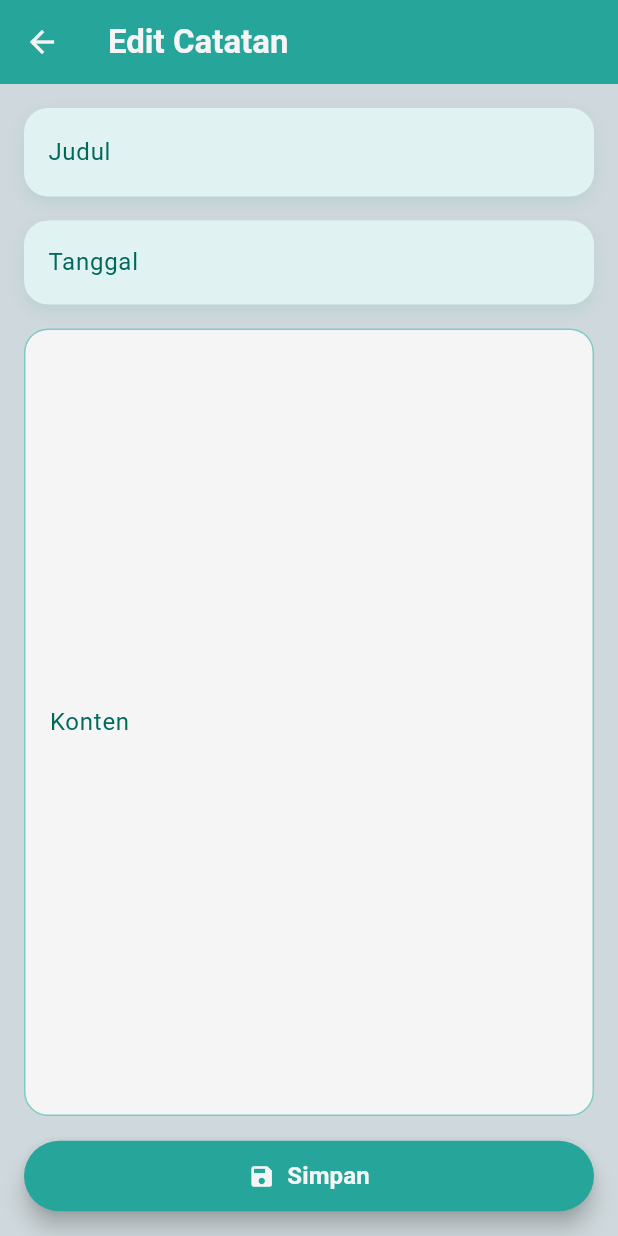
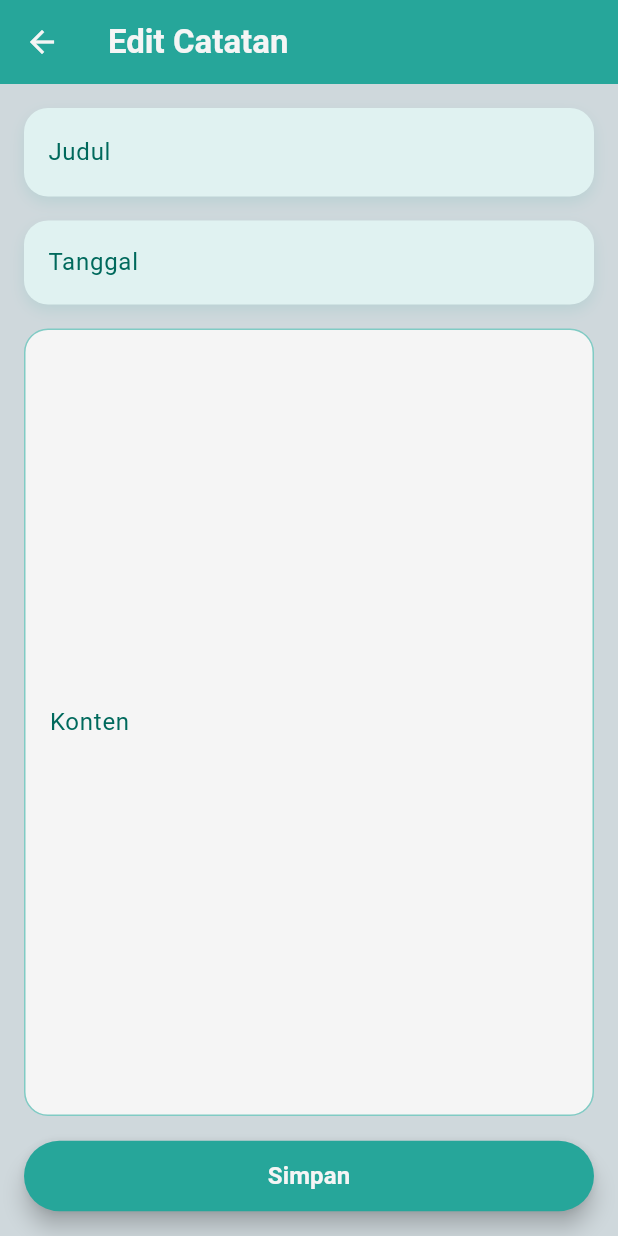
Before and after one commit to AwwaliyahAliyah/tekber-fp, a Flutter app: the EditNoteScreen screen opened directly with empty values, on a phone screen of 412 x 824 dp. Run offline on Flutter 3.47's test engine with Material 3 defaults, Android fonts, the light colour scheme and no system bars; our stand-ins replace icons_plus.

Commit message:
Fitur Edit Catatan

```diff
--- a/lib/screens/edit_note.dart
+++ b/lib/screens/edit_note.dart
@@ -129,7 +129,7 @@ class _EditNoteScreenState extends State<EditNoteScreen> {
             SizedBox(height: 16),
 
             // Tombol Simpan
-            ElevatedButton.icon(
+            ElevatedButton(
               onPressed: () {
                 // Kembalikan data yang diedit
                 Navigator.pop(context, {
@@ -138,8 +138,7 @@ class _EditNoteScreenState extends State<EditNoteScreen> {
                   'content': _contentController.text,
                 });
               },
-              icon: Icon(Icons.save, color: Colors.grey[100]),
-              label: Text(
+              child: Text(
                 'Simpan',
                 style: TextStyle(
                   fontSize: 16,
```
